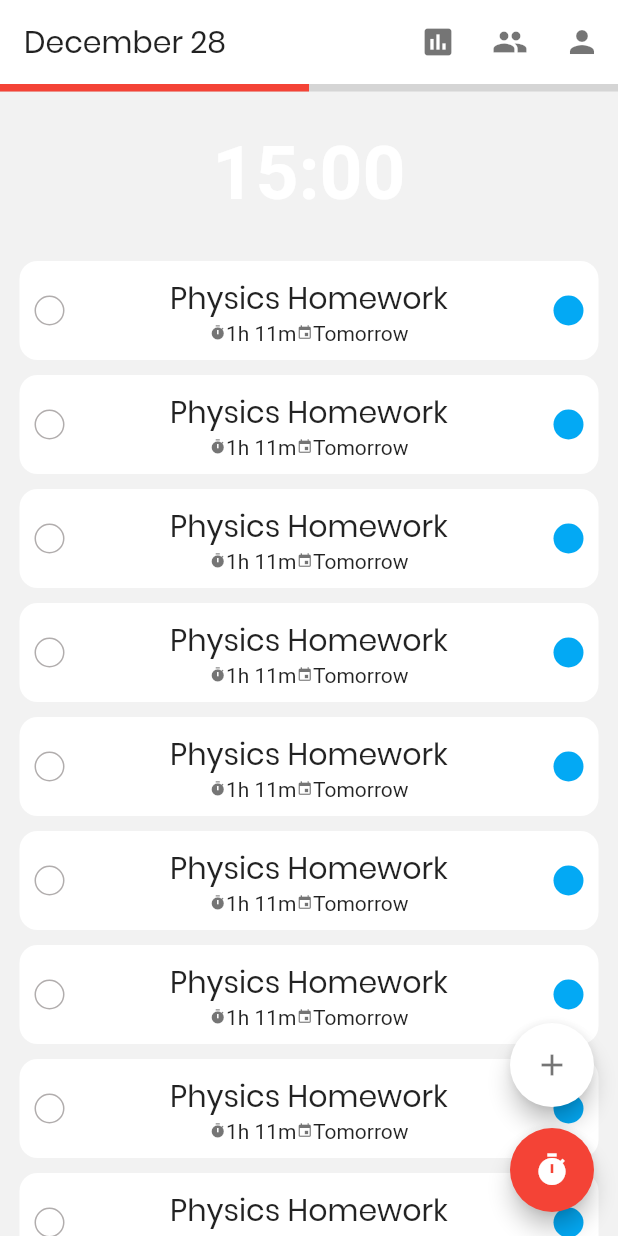
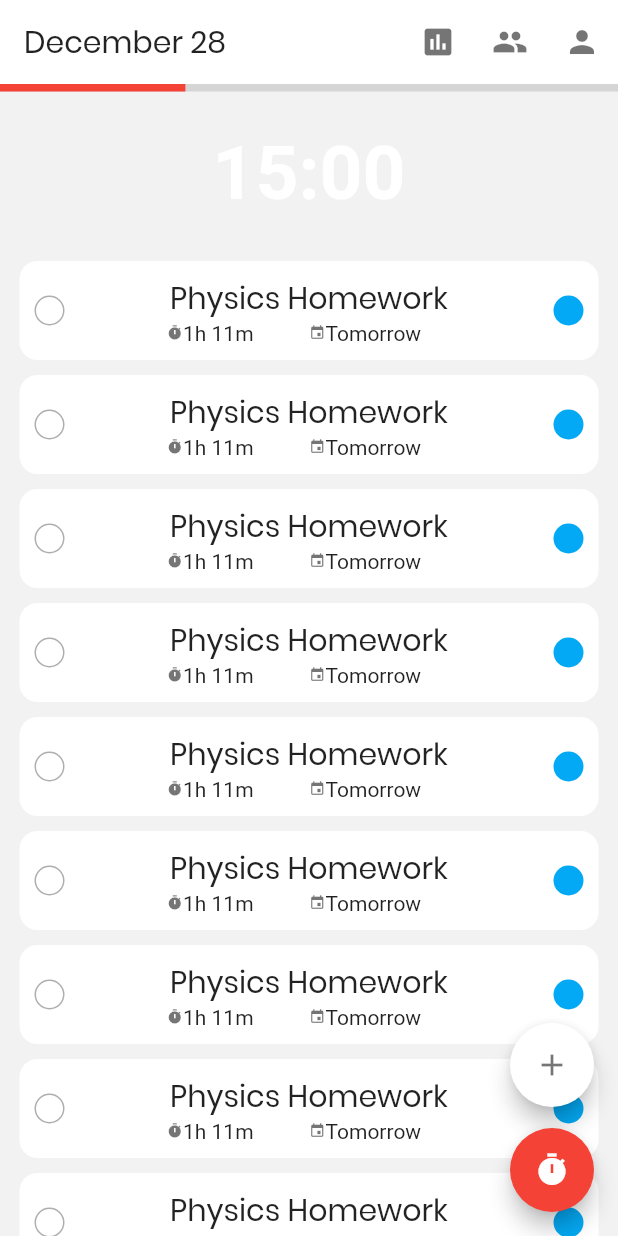
Before and after one commit to eriklangille/pomodoro, a Flutter app: the screen it shows after launch, on a phone screen of 412 x 824 dp. Run offline on Flutter 3.47's test engine with Material 2 defaults, Android fonts, the phone set to English and light mode, and no system bars.

Commit message:
Compartmentalized some widgets.

```diff
--- a/lib/main.dart
+++ b/lib/main.dart
@@ -1,5 +1,3 @@
-
-
 import 'routes.dart';
 
 void main() => new Routes();
--- a/lib/screens/home/home.dart
+++ b/lib/screens/home/home.dart
@@ -1,4 +1,6 @@
 import 'package:flutter/material.dart';
+import 'package:pomodoro/screens/home/widgets/tasklist/index.dart';
+import 'package:pomodoro/widgets/progress_bar/index.dart';
 
 class MyApp extends StatelessWidget {
   @override
@@ -19,11 +21,6 @@ class Pomodoro extends StatefulWidget {
 }
 
 class PomodoroState extends State<Pomodoro> {
-  TextStyle _titleStyle = const TextStyle(
-    fontSize: 20.0,
-    color: Colors.black87,
-    fontFamily: 'Poppins',
-  );
   TextStyle _clockStyle = const TextStyle(
     fontSize: 50.0,
     fontWeight: FontWeight.bold,
@@ -51,25 +48,10 @@ class PomodoroState extends State<Pomodoro> {
   Widget _body() => Container(
     child: Column(
         children: [
-          _progressBar(0.5),
+          new ProgressBar(progress: 0.3),
           _clock(15, 0),
-          Expanded(child: _taskList())
+          Expanded(child: new TaskList())
         ]
-    ),
-  );
-
-  Widget _progressBar(double progress) => Container(
-    height: 5,
-    width: double.infinity,
-    decoration: BoxDecoration(
-        color: Colors.black12
-    ),
-    child: FractionallySizedBox(
-        widthFactor: progress,
-        alignment: AlignmentDirectional.topStart,
-        child: Container(
-          color: Colors.red,
-        )
     ),
   );
 
@@ -80,46 +62,6 @@ class PomodoroState extends State<Pomodoro> {
     width: double.infinity,
     alignment: Alignment(0,0),
     child: Text("$minute:${second < 10 ? "0" : ""}$second", style: _clockStyle,),
-  );
-
-  Widget _taskList() {
-    return ListView.builder(
-        itemCount: 20,
-        scrollDirection: Axis.vertical,
-        shrinkWrap: true,
-        padding: const EdgeInsets.all(8),
-        itemBuilder: (BuildContext ctxt, int index) {
-          return _task("Physics Homework", Colors.blue);
-        }
-    );
-  }
-
-  Widget _task(String title, Color color) =>  Container(
-    child: Row(
-        mainAxisAlignment: MainAxisAlignment.spaceBetween,
-        children: [
-          _circle(true, Color(0xffB1ADAD)),
-          Column(
-              children: [
-                Text(title, style: _titleStyle,),
-                Row(
-                  mainAxisAlignment: MainAxisAlignment.spaceBetween,
-                  children: [
-                    _tag(Icons.timer, "1h 11m"),
-                    _tag(Icons.event, "Tomorrow")
-                  ],
-                )
-              ]
-          ),
-          _circle(false, Colors.lightBlue)
-        ]
-    ),
-    margin: const EdgeInsets.all(5),
-    padding: const EdgeInsets.all(10.0),
-    decoration: BoxDecoration(
-      color: const Color(0xffffffff),
-      borderRadius: BorderRadius.circular(12),
-    ),
   );
 
   Widget _fab() => Stack(
@@ -142,28 +84,4 @@ class PomodoroState extends State<Pomodoro> {
       ),
     ],
   );
-
-  Widget _circle(bool border, Color color) => Container(
-    width: 20,
-    height: 20,
-    decoration: BoxDecoration(
-      shape: BoxShape.circle,
-      color: border ? Color(0) : color,
-      border: border ? Border.all(
-        color: color,
-        width: 1,
-      ) : null,
-    ),
-  );
-
-  Widget _tag(IconData icon, String text) => Container(
-    child: Row(
-      children: [
-        Icon(icon, color: Colors.black54, size: 11,),
-        Text(text)
-      ],
-    ),
-  );
-
-
 }
--- /dev/null
+++ b/lib/screens/home/widgets/tasklist/index.dart
@@ -0,0 +1 @@
+export 'tasklist.dart';
--- /dev/null
+++ b/lib/screens/home/widgets/tasklist/tasklist.dart
@@ -0,0 +1,51 @@
+import 'package:flutter/material.dart';
+import 'package:pomodoro/widgets/circle_button/index.dart';
+import 'package:pomodoro/widgets/tag_text/index.dart';
+
+class TaskList extends StatelessWidget {
+  final TextStyle _titleStyle = const TextStyle(
+    fontSize: 20.0,
+    color: Colors.black87,
+    fontFamily: 'Poppins',
+  );
+
+  @override
+  Widget build(BuildContext context) => ListView.builder(
+      itemCount: 20,
+      scrollDirection: Axis.vertical,
+      shrinkWrap: true,
+      padding: const EdgeInsets.all(8),
+      itemBuilder: (BuildContext ctxt, int index) {
+        return _task("Physics Homework", Colors.blue);
+      }
+  );
+
+  Widget _task(String title, Color color) =>  Container(
+    child: Row(
+        mainAxisAlignment: MainAxisAlignment.spaceBetween,
+        children: [
+          new CircleButton(border: true, color: Color(0xffB1ADAD), onPressed: null),
+          Column(
+              children: [
+                Text(title, style: _titleStyle,),
+                Row(
+                  mainAxisAlignment: MainAxisAlignment.spaceBetween,
+                  children: [
+                    new TagText(icon: Icons.timer, text: "1h 11m"),
+                    new TagText(icon: Icons.event, text: "Tomorrow"),
+                  ],
+                )
+              ]
+          ),
+          new CircleButton(border: false, color: Colors.lightBlue, onPressed: null),
+        ]
+    ),
+    margin: const EdgeInsets.all(5),
+    padding: const EdgeInsets.all(10.0),
+    decoration: BoxDecoration(
+      color: const Color(0xffffffff),
+      borderRadius: BorderRadius.circular(12),
+    ),
+  );
+
+}
--- /dev/null
+++ b/lib/widgets/circle_button/circle_button.dart
@@ -0,0 +1,30 @@
+import 'package:flutter/material.dart';
+
+class CircleButton extends StatelessWidget {
+  final bool border;
+  final Color color;
+  final VoidCallback onPressed;
+
+  CircleButton({
+    this.border,
+    this.color,
+    this.onPressed
+  });
+
+  @override
+  Widget build(BuildContext context) => new GestureDetector(
+    onTap: onPressed,
+    child: Container(
+      width: 20,
+      height: 20,
+      decoration: BoxDecoration(
+        shape: BoxShape.circle,
+        color: border ? Color(0) : color,
+        border: border ? Border.all(
+          color: color,
+          width: 1,
+        ) : null,
+      ),
+    )
+  );
+}
--- /dev/null
+++ b/lib/widgets/circle_button/index.dart
@@ -0,0 +1 @@
+export 'circle_button.dart';
--- /dev/null
+++ b/lib/widgets/progress_bar/index.dart
@@ -0,0 +1 @@
+export 'progress_bar.dart';
--- /dev/null
+++ b/lib/widgets/progress_bar/progress_bar.dart
@@ -0,0 +1,25 @@
+import 'package:flutter/material.dart';
+
+class ProgressBar extends StatelessWidget {
+  final double progress;
+
+  ProgressBar({
+    this.progress
+  });
+
+  @override
+  Widget build(BuildContext context) => Container(
+    height: 5,
+    width: double.infinity,
+    decoration: BoxDecoration(
+        color: Colors.black12
+    ),
+    child: FractionallySizedBox(
+        widthFactor: progress,
+        alignment: AlignmentDirectional.topStart,
+        child: Container(
+          color: Colors.red,
+        )
+    ),
+  );
+}
--- /dev/null
+++ b/lib/widgets/tag_text/index.dart
@@ -0,0 +1 @@
+export 'tag_text.dart';
--- /dev/null
+++ b/lib/widgets/tag_text/tag_text.dart
@@ -0,0 +1,22 @@
+import 'package:flutter/material.dart';
+
+class TagText extends StatelessWidget {
+  final IconData icon;
+  final String text;
+
+  TagText({
+    this.icon,
+    this.text
+  });
+
+  @override
+  Widget build(BuildContext context) => new Container(
+    width: 95,
+    child: Row(
+      children: [
+        Icon(icon, color: Colors.black54, size: 11,),
+        Text(text)
+      ],
+    ),
+  );
+}
```
